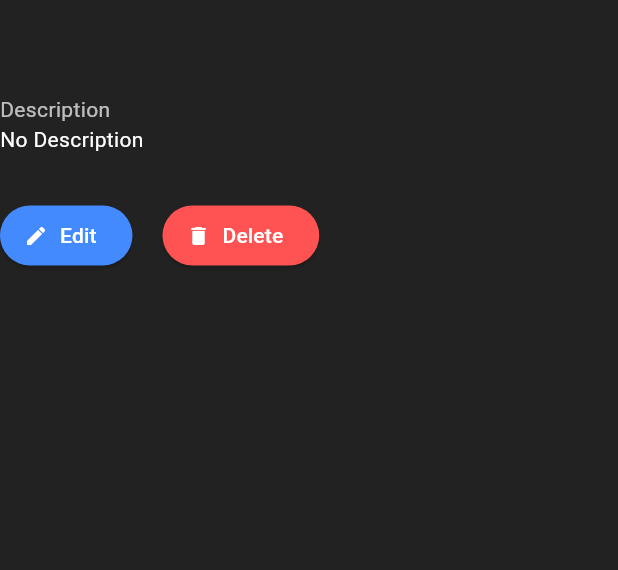
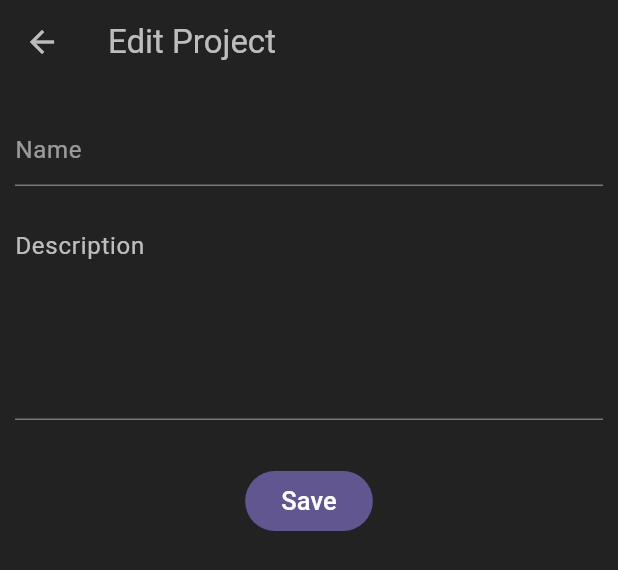
Before and after one commit to mavvy22/flutter-training, a Flutter app: the ProjectDetails widget shown alone on an empty page, opened directly with empty values, after a tap on "Edit", on a phone screen of 412 x 824 dp. Shown: the top 570 px of the screen. Run offline on Flutter 3.47's test engine with Material 2 defaults, Android fonts, the phone set to English and light mode, and no system bars; our stand-ins replace flutter_hooks, graphql_flutter, localstorage, lottie; network calls fail.

Commit message:
feat: edit project

```diff
--- a/lib/components/project_details.dart
+++ b/lib/components/project_details.dart
@@ -1,4 +1,6 @@
 import 'package:flutter/material.dart';
+import 'package:tasknaut_mobile/components/update_project_form.dart';
+import 'package:tasknaut_mobile/screens/edit_project_page.dart';
 
 class ProjectDetails extends StatelessWidget {
   const ProjectDetails({super.key, required this.data});
@@ -8,8 +10,13 @@ class ProjectDetails extends StatelessWidget {
   Widget build(BuildContext context) {
     String projectName = data['name'];
     String? description = data['description'];
+    String id = data['id'];
 
-    void handleEdit() {}
+    void handleEdit() {
+      Navigator.pushNamed(context, EditProjectPage.routeName,
+          arguments: ProjectEditArguments(id, projectName, description));
+    }
+
     void handleDelete() {}
 
     return Column(
--- a/lib/components/styled_text_field.dart
+++ b/lib/components/styled_text_field.dart
@@ -1,21 +1,25 @@
 import 'package:flutter/material.dart';
 
 class StyledTextField extends StatelessWidget {
-  const StyledTextField(
-      {super.key,
-      this.validator,
-      this.obscureText = false,
-      this.hintText,
-      this.onSaved});
+  const StyledTextField({
+    super.key,
+    this.validator,
+    this.obscureText = false,
+    this.hintText,
+    this.onSaved,
+    this.initialValue,
+  });
 
   final String? Function(String?)? validator;
   final bool obscureText;
   final String? hintText;
   final void Function(String?)? onSaved;
+  final String? initialValue;
 
   @override
   Widget build(BuildContext context) {
     return TextFormField(
+      initialValue: initialValue,
       validator: validator,
       obscureText: obscureText,
       onSaved: onSaved,
--- /dev/null
+++ b/lib/components/update_project_form.dart
@@ -0,0 +1,122 @@
+import 'package:flutter/material.dart';
+import 'package:graphql_flutter/graphql_flutter.dart';
+import 'package:tasknaut_mobile/components/styled_text_field.dart';
+import 'package:tasknaut_mobile/constants.dart';
+
+class UpdateProjectForm extends StatefulWidget {
+  const UpdateProjectForm(
+      {super.key,
+      required this.name,
+      required this.description,
+      required this.id,
+      required this.ctx});
+
+  final String name;
+  final String? description;
+  final String id;
+  final BuildContext ctx;
+
+  @override
+  State<UpdateProjectForm> createState() => _UpdateProjectFormState();
+}
+
+class _UpdateProjectFormState extends State<UpdateProjectForm> {
+  final GlobalKey<FormState> _formKey = GlobalKey<FormState>();
+  String _name = '';
+  String? _description = '';
+
+  @override
+  Widget build(BuildContext context) {
+    return Query(
+        options: QueryOptions(
+            document: gql(kMyProjectsGql), fetchPolicy: FetchPolicy.cacheOnly),
+        builder: (QueryResult queryResultData, {fetchMore, refetch}) =>
+            Mutation(
+                options: MutationOptions(
+                    document: gql(kUpdateProjectGql),
+                    update: (cache, result) {
+                      if (result?.hasException == false &&
+                          result?.isLoading == false &&
+                          result?.data != null) {
+                        dynamic updatedData =
+                            queryResultData.data?['myProjects'].map((item) {
+                          if (item['id'] != widget.id) {
+                            return item;
+                          }
+                          return result!.data?['updateProject'];
+                        });
+                        cache.writeQuery(
+                            Request(
+                                operation:
+                                    Operation(document: gql(kMyProjectsGql))),
+                            data: {
+                              '__typename': '[Project]',
+                              'myProjects': [...updatedData]
+                            });
+                      }
+                    },
+                    onCompleted: (result) {
+                      if (result?['updateProject'] != null) {
+                        const snackBar =
+                            SnackBar(content: Text('Successfully Saved'));
+                        ScaffoldMessenger.of(widget.ctx).showSnackBar(snackBar);
+                      }
+                    }),
+                builder: (RunMutation runMutation, result) {
+                  return Form(
+                      key: _formKey,
+                      child: Column(
+                        children: <Widget>[
+                          const SizedBox(height: 20.0),
+                          StyledTextField(
+                            initialValue: widget.name,
+                            hintText: 'Name',
+                            onSaved: (val) {
+                              _name = val!;
+                            },
+                            validator: (value) {
+                              if (value != null && value != '') {
+                                return null;
+                              }
+                              return 'Invalid Input';
+                            },
+                          ),
+                          const SizedBox(height: 20.0),
+                          TextFormField(
+                            initialValue: widget.description,
+                            minLines: 5,
+                            maxLines: 5,
+                            onSaved: (val) {
+                              _description = val;
+                            },
+                            decoration: const InputDecoration(
+                                hintText: 'Description',
+                                hintStyle: TextStyle(color: Colors.white70)),
+                          ),
+                          const SizedBox(
+                            height: 30.0,
+                          ),
+                          FilledButton(
+                              onPressed: () {
+                                bool? isValid =
+                                    _formKey.currentState?.validate();
+                                if (isValid == true) {
+                                  _formKey.currentState?.save();
+                                  runMutation({
+                                    'input': {
+                                      'name': _name,
+                                      'description': _description,
+                                      'id': widget.id
+                                    }
+                                  });
+                                }
+                              },
+                              child: const Text(
+                                'Save',
+                                style: TextStyle(fontSize: 17.0),
+                              ))
+                        ],
+                      ));
+                }));
+  }
+}
--- a/lib/main.dart
+++ b/lib/main.dart
@@ -2,6 +2,7 @@ import 'package:flutter/material.dart';
 import 'package:localstorage/localstorage.dart';
 import 'package:tasknaut_mobile/constants.dart';
 import 'package:tasknaut_mobile/screens/bootstrap_page.dart';
+import 'package:tasknaut_mobile/screens/edit_project_page.dart';
 import 'package:tasknaut_mobile/screens/login_page.dart';
 import 'package:tasknaut_mobile/screens/main_page.dart';
 import 'package:tasknaut_mobile/screens/project_view_page.dart';
@@ -62,7 +63,8 @@ class MyApp extends StatelessWidget {
             RegistrationPage.routeName: (context) => const RegistrationPage(),
             MainPage.routeName: (context) => const MainPage(),
             BootstrapPage.routeName: (context) => const BootstrapPage(),
-            ProjectViewPage.routeName: (context) => const ProjectViewPage()
+            ProjectViewPage.routeName: (context) => const ProjectViewPage(),
+            EditProjectPage.routeName: (context) => const EditProjectPage()
           },
         ));
   }
--- /dev/null
+++ b/lib/screens/edit_project_page.dart
@@ -0,0 +1,35 @@
+import 'package:flutter/material.dart';
+import 'package:tasknaut_mobile/components/update_project_form.dart';
+import 'package:tasknaut_mobile/utils/create_app_bar.dart';
+
+class ProjectEditArguments {
+  final String id;
+  final String name;
+  final String? description;
+
+  ProjectEditArguments(this.id, this.name, this.description);
+}
+
+class EditProjectPage extends StatelessWidget {
+  const EditProjectPage({super.key});
+
+  static String routeName = '/main/projects/edit';
+
+  @override
+  Widget build(BuildContext context) {
+    final args =
+        ModalRoute.of(context)!.settings.arguments as ProjectEditArguments;
+
+    return Scaffold(
+      appBar: createAppBar(title: 'Edit Project'),
+      body: Padding(
+          padding: const EdgeInsets.symmetric(horizontal: 10.0),
+          child: UpdateProjectForm(
+            name: args.name,
+            description: args.description,
+            id: args.id,
+            ctx: context,
+          )),
+    );
+  }
+}
--- a/lib/screens/project_view_page.dart
+++ b/lib/screens/project_view_page.dart
@@ -14,7 +14,7 @@ class ProjectViewArguments {
 class ProjectViewPage extends StatelessWidget {
   const ProjectViewPage({super.key});
 
-  static String routeName = '/project/view';
+  static String routeName = '/main/projects/view';
 
   @override
   Widget build(BuildContext context) {
```
Also changed, not shown: lib/constants.dart (+32 -51 lines).
